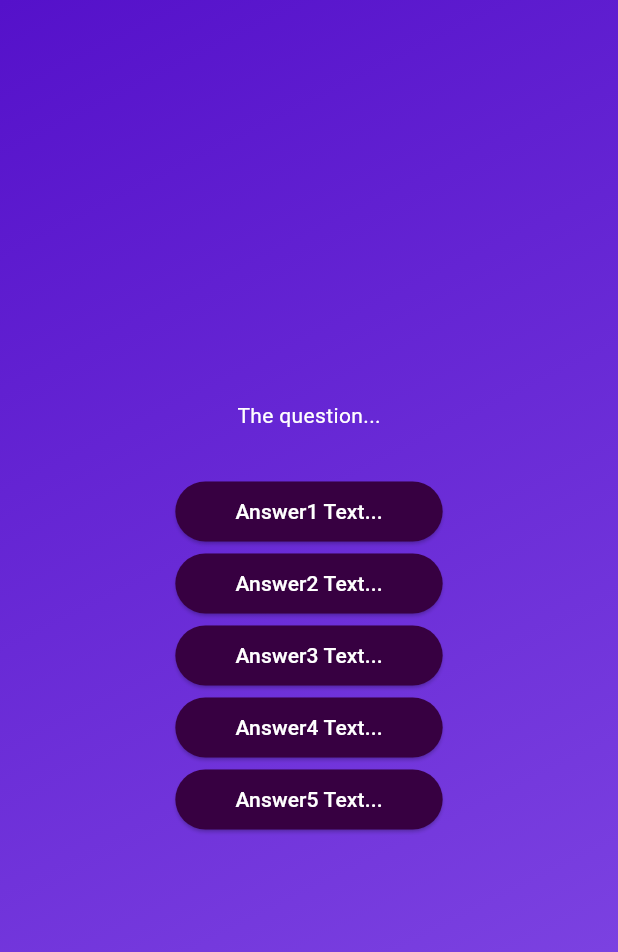
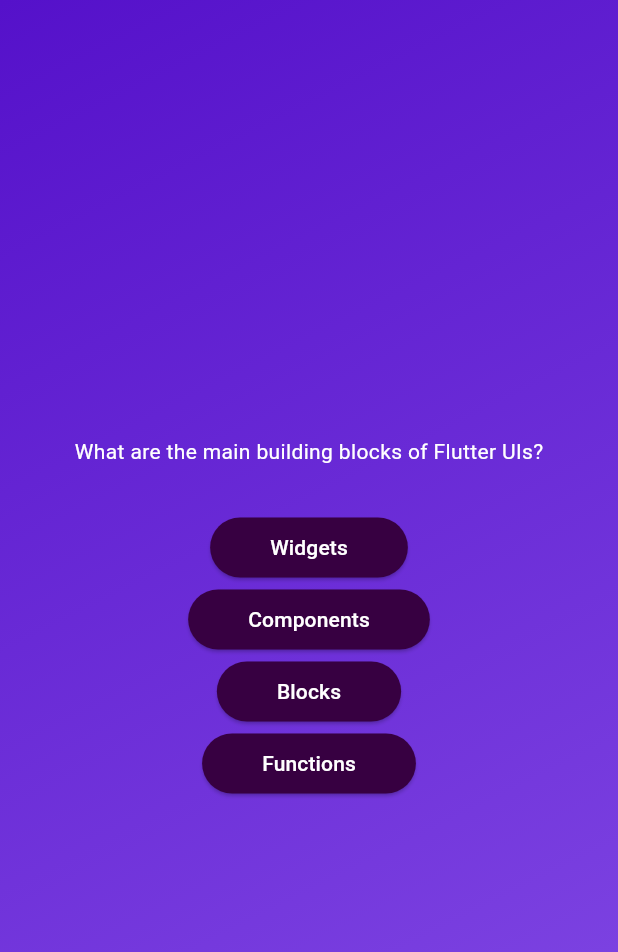
Before and after one commit to Yessenali-Yerkebulan/flutter_quiz_app, a Flutter app: the screen it shows after launch, after a tap on "Start Quiz", on a phone screen of 412 x 824 dp. Shown: the top 952 px of the screen. Run offline on Flutter 3.47's test engine with Material 3 defaults, Android fonts, the phone set to English and light mode, and no system bars.

Commit message:
accessing list elements & object properties

```diff
--- a/lib/questions_screen.dart
+++ b/lib/questions_screen.dart
@@ -1,5 +1,6 @@
 import 'package:adv_basics/answer_button.dart';
 import 'package:flutter/material.dart';
+import 'package:adv_basics/data/questions.dart';
 
 class QuestionsScreen extends StatefulWidget {
   const QuestionsScreen({super.key});
@@ -13,16 +14,17 @@ class QuestionsScreen extends StatefulWidget {
 class _QuestionsScreenState extends State<QuestionsScreen> {
   @override
   Widget build(BuildContext context) {
+    final currentQuestion = questions[0];
+
     return SizedBox(
       width: double.infinity,
       child: Column(mainAxisAlignment: MainAxisAlignment.center, children: [
-        const Text('The question...', style: TextStyle(color: Colors.white)),
+        Text(currentQuestion.text, style: TextStyle(color: Colors.white)),
         const SizedBox(height: 30),
-        AnswerButton(answerText: 'Answer1 Text...', onTap: () {}),
-        AnswerButton(answerText: 'Answer2 Text...', onTap: () {}),
-        AnswerButton(answerText: 'Answer3 Text...', onTap: () {}),
-        AnswerButton(answerText: 'Answer4 Text...', onTap: () {}),
-        AnswerButton(answerText: 'Answer5 Text...', onTap: () {}),
+        AnswerButton(answerText: currentQuestion.answers[0], onTap: () {}),
+        AnswerButton(answerText: currentQuestion.answers[1], onTap: () {}),
+        AnswerButton(answerText: currentQuestion.answers[2], onTap: () {}),
+        AnswerButton(answerText: currentQuestion.answers[3], onTap: () {}),
       ]),
     );
   }
```
